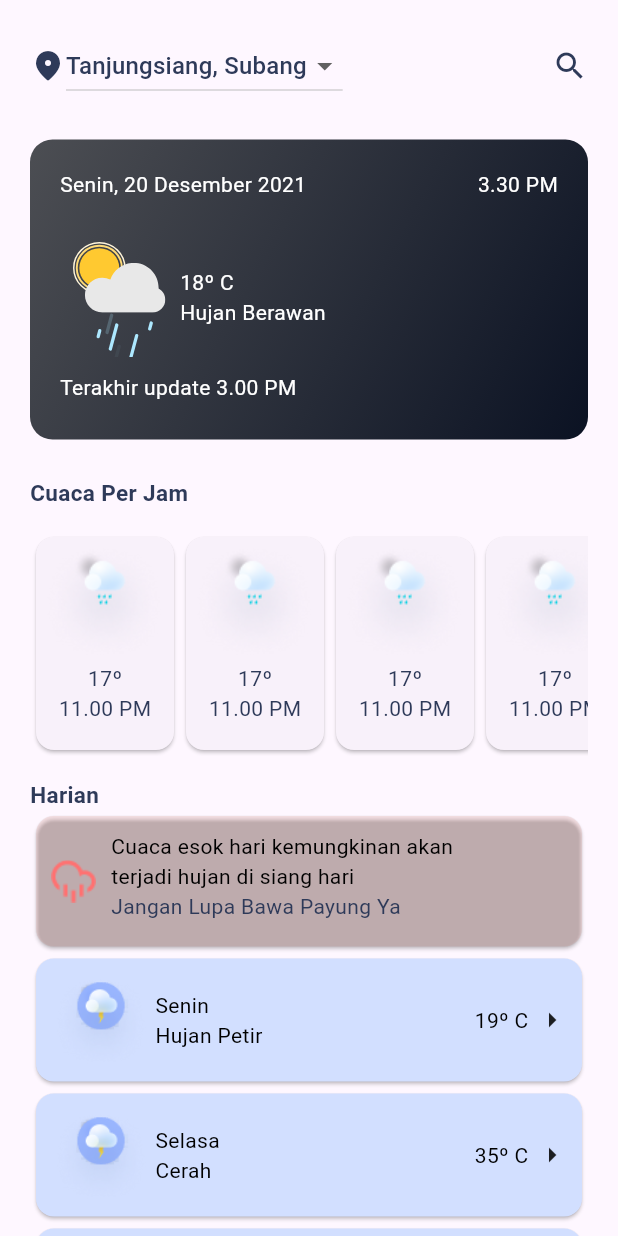
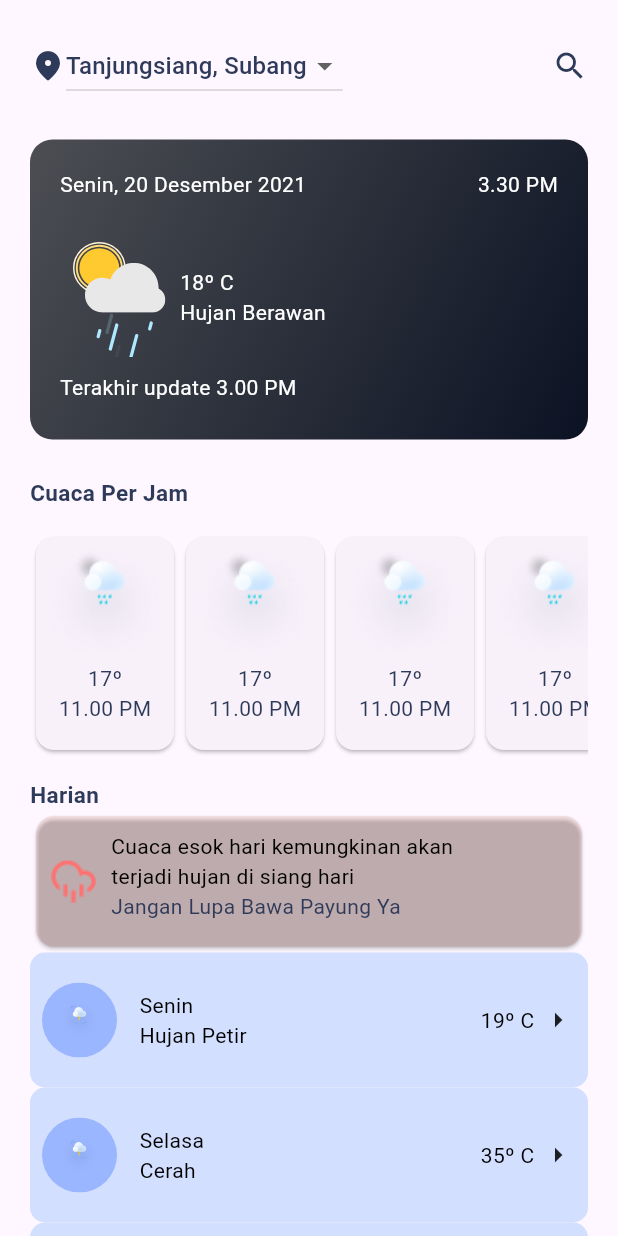
Before and after one commit to rifatkautsar/Skycast, a Flutter app: the screen it shows after launch, on a phone screen of 412 x 824 dp. Run offline on Flutter 3.47's test engine with Material 2 defaults, Android fonts, the phone set to English and light mode, and no system bars; our stand-ins replace get, google_fonts, lottie, percent_indicator.

Commit message:
adding and refactoring some widget in card cuaca harian

```diff
--- a/lib/widgets/card_cuaca_harian.dart
+++ b/lib/widgets/card_cuaca_harian.dart
@@ -17,12 +17,13 @@ class CardCuacaHarian extends StatelessWidget {
 
   @override
   Widget build(BuildContext context) {
-    return SizedBox(
+    return Container(
       height: 90.0,
-      child: Card(
+      padding: const EdgeInsets.all(8.0),
+      decoration: BoxDecoration(
         color: ColorConst.blue_semi,
-        child: Container(
-          padding: const EdgeInsets.all(8.0),
+        borderRadius: BorderRadius.circular(10.0), // Adjust the border radius as needed
+      ),
       child: Row(
         mainAxisAlignment: MainAxisAlignment.spaceBetween,
         crossAxisAlignment: CrossAxisAlignment.center,
@@ -30,7 +31,28 @@ class CardCuacaHarian extends StatelessWidget {
           Row(
             mainAxisAlignment: MainAxisAlignment.center,
             children: [
-                  Image.asset(icon_cuaca),
+              ClipOval(
+                child: Container(
+                  width: 50.0,  // Adjust the size of the outer circle
+                  height: 50.0, // Adjust the size of the outer circle
+                  color: ColorConst.blue_color4,
+                  child: Center(
+                    child: ClipOval(
+                      child: Container(
+                        width: 30, // Adjust the size of the inner circle
+                        height: 30, // Adjust the size of the inner circle
+                        color: Colors.transparent, // Make the inner container transparent
+                        child: Image.asset(
+                          icon_cuaca,
+                          width: 30.0, // Adjust the size of the image
+                          height: 30.0, // Adjust the size of the image
+                        ),
+                      ),
+                    ),
+                  ),
+                ),
+              ),
+              const SizedBox(width: 15.0,),
               Column(
                 mainAxisAlignment: MainAxisAlignment.center,
                 crossAxisAlignment: CrossAxisAlignment.start,
@@ -58,8 +80,6 @@ class CardCuacaHarian extends StatelessWidget {
           ),
         ],
       ),
-        ),
-      ),
     );
   }
 }
```
Lines whose indentation alone changed are shown as unchanged.
